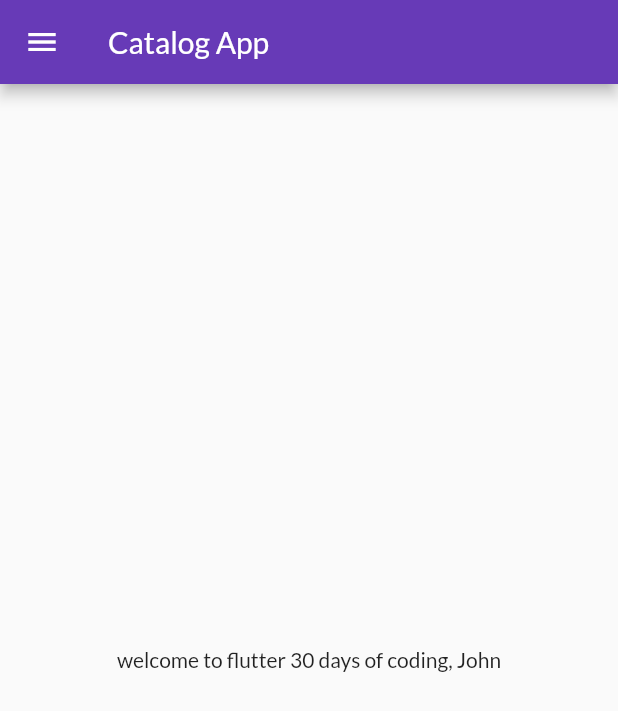
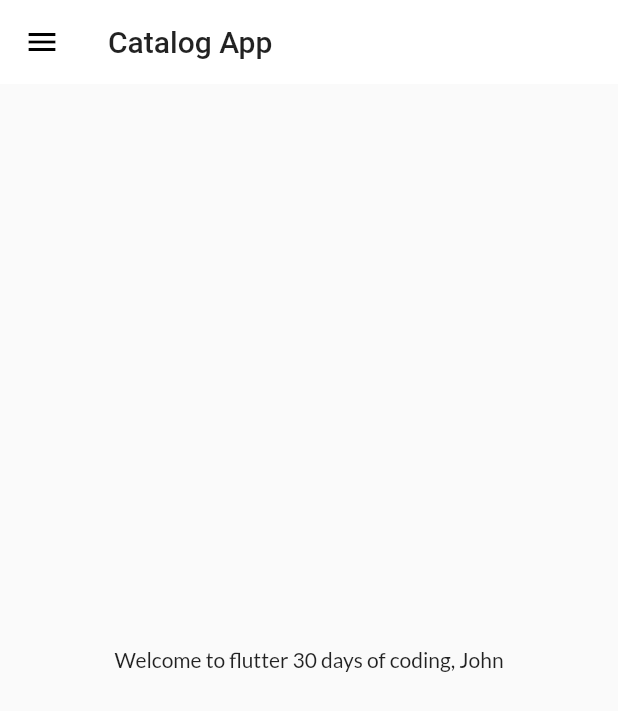
Before and after one commit to sibinp/catalogueapp, a Flutter app: the screen it shows after launch, on a phone screen of 412 x 824 dp. Shown: the top 711 px of the screen. Run offline on Flutter 3.47's test engine with Material 2 defaults, Android fonts, the light colour scheme and no system bars; our stand-ins replace google_fonts.

Commit message:
Day 10 of 30

```diff
--- a/lib/main.dart
+++ b/lib/main.dart
@@ -1,6 +1,7 @@
 import 'package:catalogueapp/pages/home_page.dart';
 import 'package:catalogueapp/pages/login_page.dart';
 import 'package:catalogueapp/utils/routes.dart';
+import 'package:catalogueapp/widgets/themes.dart';
 import 'package:flutter/material.dart';
 import 'package:google_fonts/google_fonts.dart';
 
@@ -17,15 +18,8 @@ class MyApp extends StatelessWidget {
       // home: HomePage(),
       // no need of this since route / is there
       themeMode: ThemeMode.light,
-      theme: ThemeData(
-        primarySwatch: Colors.deepPurple,
-        fontFamily: GoogleFonts.lato().fontFamily,
-      ),
-      darkTheme: ThemeData(
-        brightness: Brightness.dark,
-        // dark brightness will override any color given below
-        // primarySwatch: Colors.blue,
-      ),
+      theme: MyTheme.lightTheme(context),
+      darkTheme: MyTheme.darkTheme(context),
       debugShowCheckedModeBanner: false,
       initialRoute: MyRoutes.homeRoute,
       routes: {
--- a/lib/pages/home_page.dart
+++ b/lib/pages/home_page.dart
@@ -13,7 +13,7 @@ class HomePage extends StatelessWidget {
       ),
       body: Center(
         child: Container(
-          child: Text('welcome to flutter $days days of coding, $name'),
+          child: Text('Welcome to flutter $days days of coding, $name'),
         ),
       ),
       drawer: MyDrawer(),
--- a/lib/widgets/drawer.dart
+++ b/lib/widgets/drawer.dart
@@ -16,8 +16,8 @@ class MyDrawer extends StatelessWidget {
               padding: EdgeInsets.zero,
               child: UserAccountsDrawerHeader(
                 margin: EdgeInsets.zero,
-                accountName: Text("Sibin P"),
-                accountEmail: Text("sibinmattanur@gmail.com"),
+                accountName: Text("Rahul Dravid"),
+                accountEmail: Text("rahul@gmail.com"),
                 currentAccountPicture: CircleAvatar(
                   backgroundImage: NetworkImage(imageUrl),
                 ),
--- /dev/null
+++ b/lib/widgets/themes.dart
@@ -0,0 +1,19 @@
+import 'package:flutter/material.dart';
+import 'package:google_fonts/google_fonts.dart';
+
+class MyTheme {
+  static ThemeData lightTheme(BuildContext context) => ThemeData(
+      primarySwatch: Colors.deepPurple,
+      fontFamily: GoogleFonts.lato().fontFamily,
+      appBarTheme: AppBarTheme(
+        color: Colors.white,
+        elevation: 0.0,
+        iconTheme: IconThemeData(color: Colors.black),
+        textTheme: Theme.of(context).textTheme,
+      ));
+
+  // darkTheme
+  static ThemeData darkTheme(BuildContext context) => ThemeData(
+        brightness: Brightness.dark,
+      );
+}
```
Also changed, not shown: lib/models/catalog.dart (added, +27 -0 lines), lib/utils/catalog.json (added, +12 -0 lines).
